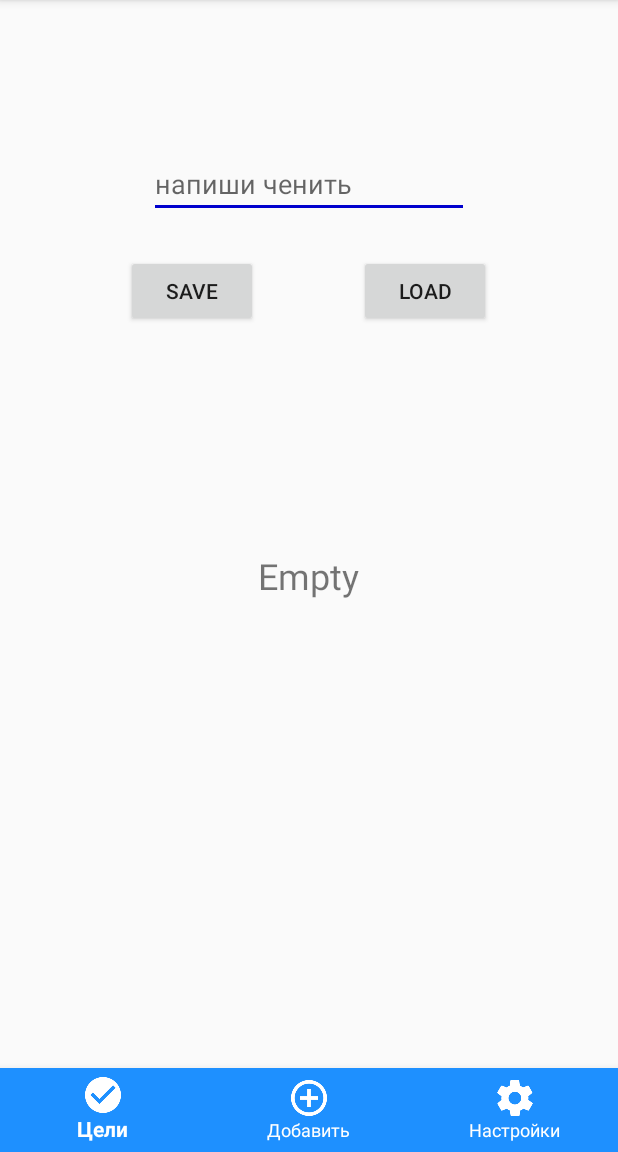
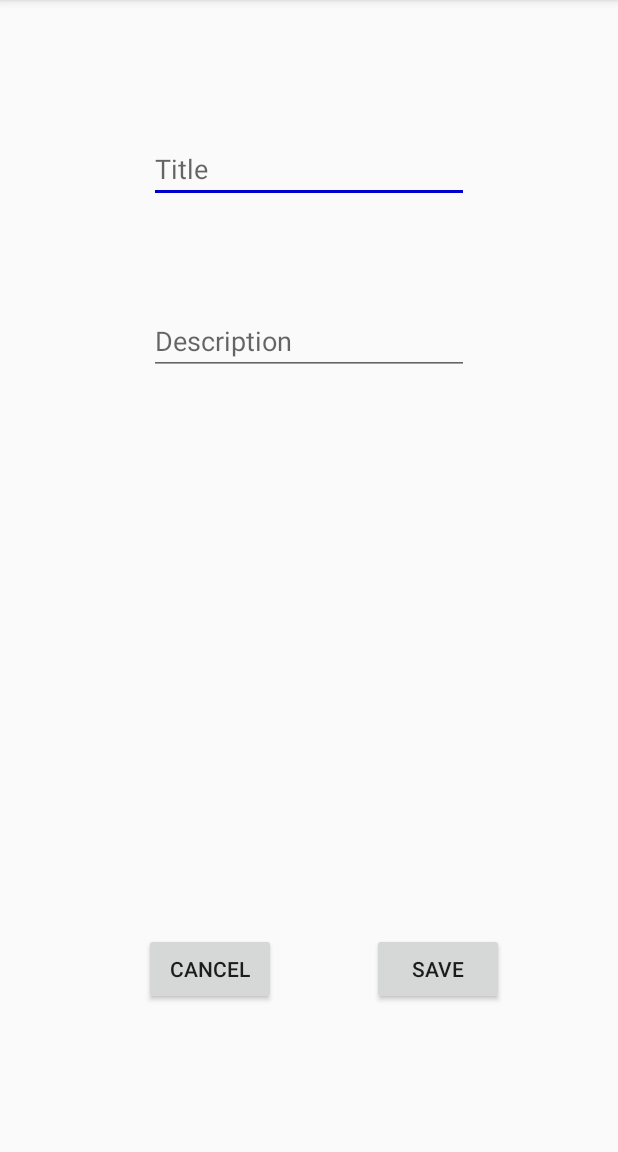
Before and after one commit to Airono/Goals, an Android app: the screen it shows after launch (NewGoalActivity), item 2 of the bottom bar chosen, on a phone screen of 412 x 824 dp, the part 84-1236 px from its top. Run offline under Robolectric (Android 15) with nearby library versions, the phone set to English and light mode, and no system bars.

Commit message:
Appending and removing goals

```diff
--- a/app/src/main/java/com/sanyusha/goals/GoalListActivity.java
+++ b/app/src/main/java/com/sanyusha/goals/GoalListActivity.java
@@ -1,7 +1,9 @@
 package com.sanyusha.goals;
 
 import android.content.Intent;
+import android.content.SharedPreferences;
 import android.os.Bundle;
+import android.preference.PreferenceManager;
 import android.support.annotation.NonNull;
 import android.support.design.widget.BottomNavigationView;
 import android.support.v7.app.AppCompatActivity;
@@ -10,12 +12,14 @@ import android.view.View.OnClickListener;
 import android.widget.ArrayAdapter;
 import android.widget.Button;
 import android.view.View;
-import android.widget.EditText;
 import android.widget.ListView;
-import android.widget.TextView;
 import java.util.ArrayList;
 
 public class GoalListActivity extends AppCompatActivity  {
+
+    ArrayList<String> goals;
+    ListView listView;
+    ArrayAdapter<String> adapter;
 
     private BottomNavigationView.OnNavigationItemSelectedListener mOnNavigationItemSelectedListener
             = new BottomNavigationView.OnNavigationItemSelectedListener() {
@@ -47,26 +51,46 @@ public class GoalListActivity extends AppCompatActivity  {
         super.onCreate(savedInstanceState);
         setContentView(R.layout.activity_goal_list);
 
-        ListView listView = (ListView) findViewById(R.id.listView);
-        final EditText editText = (EditText) findViewById(R.id.editText);
+        listView = (ListView) findViewById(R.id.listView);
+        goals = new ArrayList<>();
 
-        final ArrayList<String> goals= new ArrayList<>();
+        adapter = new ArrayAdapter<>(this, R.layout.my_list_item, goals);
 
-        final ArrayAdapter<String> adapter = new ArrayAdapter<>(this, R.layout.my_list_item, goals);
         listView.setAdapter(adapter);
-
         Button button = (Button) findViewById(R.id.button);
 
         button.setOnClickListener(new OnClickListener() {
             @Override
             public void onClick(View v) {
-                goals.add(0, editText.getText().toString());
-                adapter.notifyDataSetChanged();
-                editText.setText("");
+                cleanList();
             }
         });
+
+
+        updateList();
+
+
+
 
         BottomNavigationView navigation = (BottomNavigationView) findViewById(R.id.navigation);
         navigation.setOnNavigationItemSelectedListener(mOnNavigationItemSelectedListener);
     }
+
+    void updateList() {
+        // update list
+        SharedPreferences sharedPreferences = PreferenceManager.getDefaultSharedPreferences(this);
+        for (String key : sharedPreferences.getAll().keySet()) {
+            //String title = sharedPreferences.getString(key, "");
+
+            goals.add(key);
+
+        }
+        adapter.notifyDataSetChanged();
+    }
+
+    void cleanList() {
+        PreferenceManager.getDefaultSharedPreferences(this).edit().clear().apply();
+        goals.clear();
+        adapter.notifyDataSetChanged();
+    }
 }
--- a/app/src/main/java/com/sanyusha/goals/NewGoalActivity.java
+++ b/app/src/main/java/com/sanyusha/goals/NewGoalActivity.java
@@ -3,6 +3,7 @@ package com.sanyusha.goals;
 import android.content.Intent;
 import android.content.SharedPreferences;
 import android.os.Bundle;
+import android.preference.PreferenceManager;
 import android.support.annotation.NonNull;
 import android.support.design.widget.BottomNavigationView;
 import android.support.v7.app.AppCompatActivity;
@@ -13,12 +14,14 @@ import android.widget.EditText;
 import android.widget.TextView;
 import android.widget.Toast;
 
+import java.util.HashSet;
+import java.util.Set;
+
 public class NewGoalActivity extends AppCompatActivity implements View.OnClickListener{
 
-    private TextView mTextMessage;
-    private EditText editText2;
+    private EditText titleText, descriptionText;
     private SharedPreferences sPref;
-    Button saveButton, loadButton;
+    Button saveButton, cancelButton;
     final String SAVED_TEXT = "saved_text";
 
     private BottomNavigationView.OnNavigationItemSelectedListener mOnNavigationItemSelectedListener
@@ -33,7 +36,6 @@ public class NewGoalActivity extends AppCompatActivity implements View.OnClickLi
                     startActivity(intent);
                     return true;
                 case R.id.action_item2:
-                    mTextMessage.setText("We already in Mew");
                     return true;
                 case R.id.action_item3:
                     intent = new Intent(getApplicationContext(), SettingActiivity.class);
@@ -50,17 +52,14 @@ public class NewGoalActivity extends AppCompatActivity implements View.OnClickLi
         super.onCreate(savedInstanceState);
         setContentView(R.layout.activity_new_goal);
 
-        editText2 = (EditText) findViewById(R.id.editText2);
-
-        mTextMessage = (TextView) findViewById(R.id.message);
-        BottomNavigationView navigation = (BottomNavigationView) findViewById(R.id.navigation);
-        navigation.setOnNavigationItemSelectedListener(mOnNavigationItemSelectedListener);
+        titleText = (EditText) findViewById(R.id.titleText);
+        descriptionText = (EditText) findViewById(R.id.descriptionText);
 
         saveButton = (Button) findViewById(R.id.save_button);
         saveButton.setOnClickListener(this);
 
-        loadButton = (Button) findViewById(R.id.load_button);
-        loadButton.setOnClickListener(this);
+        cancelButton = (Button) findViewById(R.id.cancel_button);
+        cancelButton.setOnClickListener(this);
 
     }
 
@@ -69,9 +68,10 @@ public class NewGoalActivity extends AppCompatActivity implements View.OnClickLi
         switch (v.getId()) {
             case R.id.save_button:
                 saveText();
+                backToGoalList();
                 break;
-            case R.id.load_button:
-                mTextMessage.setText(loadText());
+            case R.id.cancel_button:
+                backToGoalList();
                 break;
             default:
                 break;
@@ -79,19 +79,19 @@ public class NewGoalActivity extends AppCompatActivity implements View.OnClickLi
     }
 
 
+    void backToGoalList() {
+        Intent intent = new Intent(getApplicationContext(), GoalListActivity.class);
+        startActivity(intent);
+    }
+
+
     void saveText() {
-        sPref = getPreferences(MODE_PRIVATE);
+        sPref = PreferenceManager.getDefaultSharedPreferences(this);
         SharedPreferences.Editor ed = sPref.edit();
-        ed.putString(SAVED_TEXT, editText2.getText().toString());
+
+        ed.putString(titleText.getText().toString(), descriptionText.getText().toString());
         ed.apply();
         Toast.makeText(this, "Text saved", Toast.LENGTH_SHORT).show();
     }
 
-    String loadText() {
-        sPref = getPreferences(MODE_PRIVATE);
-        String savedText = sPref.getString(SAVED_TEXT, "");
-        editText2.setText(savedText);
-        Toast.makeText(this, "Text loaded", Toast.LENGTH_SHORT).show();
-        return savedText;
-    }
 }
--- a/app/src/main/res/layout/activity_new_goal.xml
+++ b/app/src/main/res/layout/activity_new_goal.xml
@@ -22,49 +22,43 @@
             android:layout_width="wrap_content"
             android:layout_height="wrap_content"
             android:text="Save"
-            android:layout_marginTop="170dp"
-            android:layout_alignParentTop="true"
-            android:layout_toStartOf="@+id/message" />
+            android:layout_marginEnd="76dp"
+            android:layout_marginBottom="98dp"
+            android:layout_alignParentBottom="true"
+            android:layout_alignParentEnd="true" />
 
-        <TextView
-            android:id="@+id/message"
+        <Button
+            android:id="@+id/cancel_button"
             android:layout_width="wrap_content"
             android:layout_height="wrap_content"
-            android:text="Empty"
-            android:textSize="24sp"
-            android:layout_centerVertical="true"
-            android:layout_centerHorizontal="true" />
-
-        <Button
-            android:id="@+id/load_button"
-            android:layout_width="wrap_content"
-            android:layout_height="wrap_content"
+            android:layout_marginEnd="64dp"
+            android:text="Cancel"
             android:layout_alignBaseline="@+id/save_button"
             android:layout_alignBottom="@+id/save_button"
-            android:layout_toEndOf="@+id/message"
-            android:text="Load" />
+            android:layout_toStartOf="@+id/save_button" />
 
     </RelativeLayout>
 
-    <android.support.design.widget.BottomNavigationView
-        android:id="@+id/navigation"
-        android:layout_width="match_parent"
-        android:layout_height="wrap_content"
-        android:layout_alignParentBottom="true"
-        android:background="@color/colorPrimary"
-        app:itemIconTint="@color/nav_item_state_list"
-        app:itemTextColor="@color/nav_item_state_list"
-        app:menu="@menu/bottom_navigation_items"/>
-
     <EditText
-        android:id="@+id/editText2"
+        android:id="@+id/titleText"
         android:layout_width="wrap_content"
         android:layout_height="wrap_content"
         android:layout_alignParentTop="true"
         android:layout_centerHorizontal="true"
-        android:layout_marginTop="100dp"
+        android:layout_marginTop="90dp"
         android:ems="10"
-        android:hint="напиши ченить"
-        android:inputType="textMultiLine" />
+        android:hint="Title"
+        android:inputType="textPersonName" />
+
+    <EditText
+        android:id="@+id/descriptionText"
+        android:layout_width="wrap_content"
+        android:layout_height="wrap_content"
+        android:layout_alignStart="@+id/titleText"
+        android:layout_below="@+id/titleText"
+        android:layout_marginTop="69dp"
+        android:ems="10"
+        android:hint="Description"
+        android:inputType="textPersonName" />
 
 </RelativeLayout>
```
Also changed, not shown: app/src/main/res/layout/activity_goal_list.xml (+0 -10 lines).
